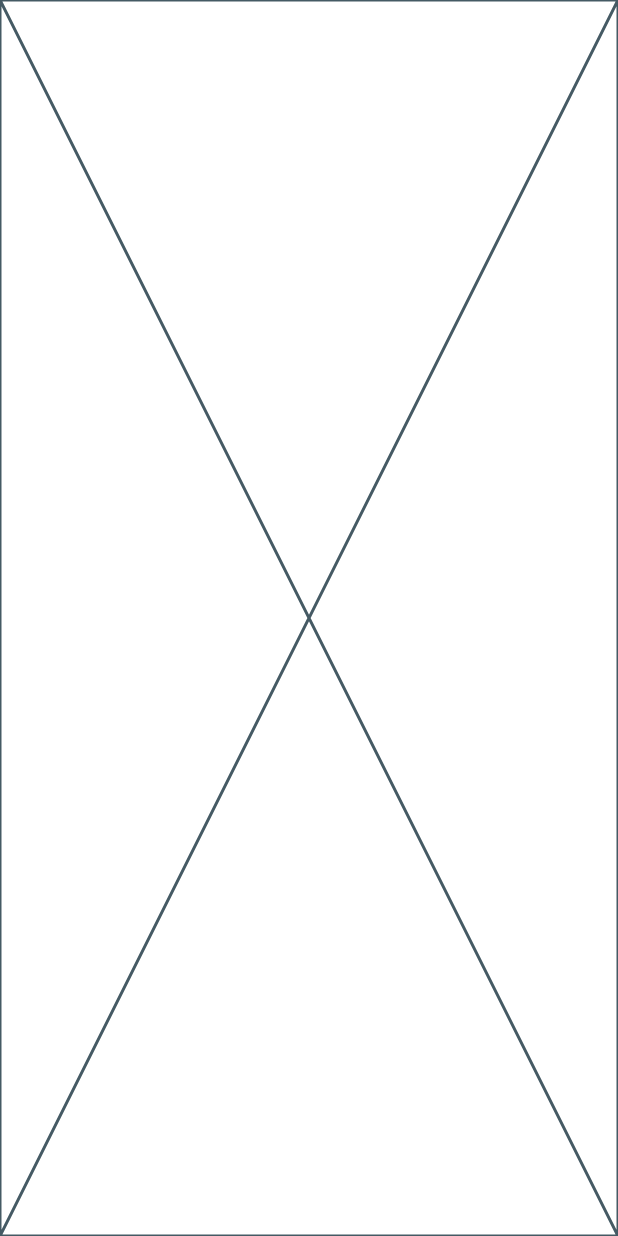
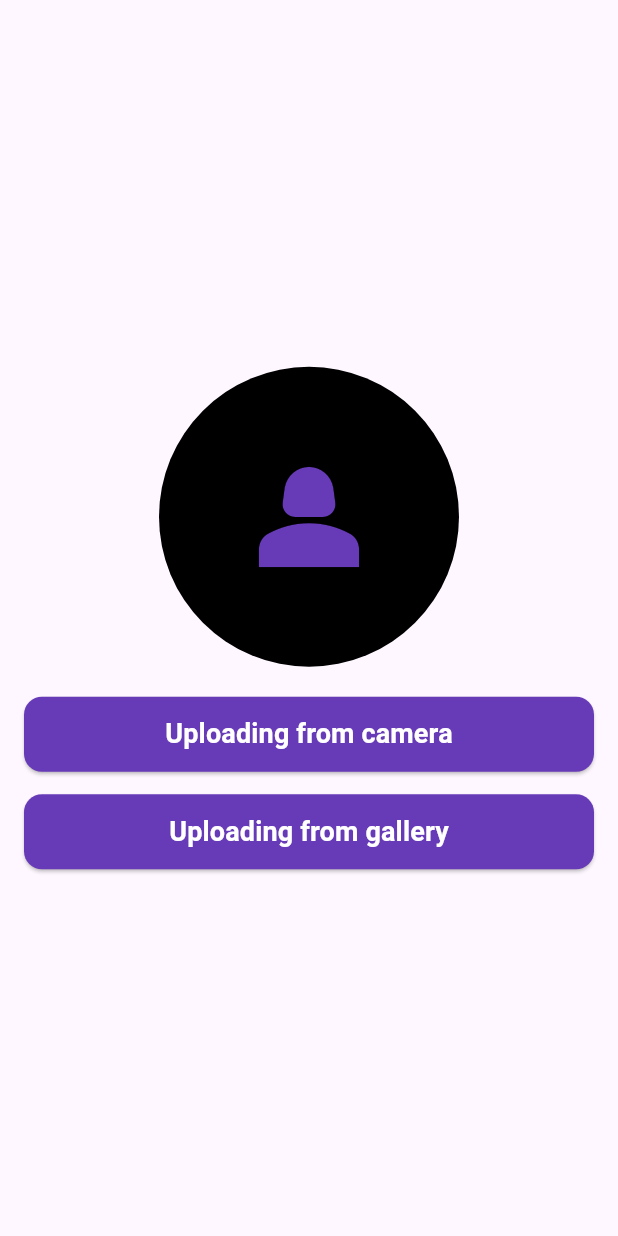
Before and after one commit to mohamedshabaan223/Taskati_App, a Flutter app: the screen it shows after launch, on a phone screen of 412 x 824 dp. Run offline on Flutter 3.47's test engine with Material 3 defaults, Android fonts, the phone set to English and light mode, and no system bars; our stand-ins replace image_picker, lottie.

Commit message:
finish image picker

```diff
--- a/lib/ui/auth_screen.dart
+++ b/lib/ui/auth_screen.dart
@@ -1,10 +1,69 @@
+import 'dart:io';
+
 import 'package:flutter/material.dart';
+import 'package:image_picker/image_picker.dart';
+import 'package:taskati_app/widget/custom_eleveted_button.dart';
 
-class AuthScreen extends StatelessWidget {
+class AuthScreen extends StatefulWidget {
   const AuthScreen({super.key});
 
   @override
+  State<AuthScreen> createState() => _AuthScreenState();
+}
+
+class _AuthScreenState extends State<AuthScreen> {
+  final ImagePicker picker = ImagePicker();
+   XFile? photo;
+  void pickCamera() async{
+    photo = await picker.pickImage(source: ImageSource.camera);
+    setState(() {
+
+    });
+  }
+   void pickGallery() async{
+    photo = await picker.pickImage(source: ImageSource.gallery);
+    setState(() {
+
+    });
+  }
+  @override
   Widget build(BuildContext context) {
-    return const Placeholder();
+    return Scaffold(
+      body: Padding(
+        padding: const EdgeInsets.symmetric(horizontal: 16),
+        child: Column(
+          mainAxisAlignment: MainAxisAlignment.center,
+          children: [
+            Visibility(
+              visible: photo == null,
+              replacement: CircleAvatar(
+                radius: 100,
+                backgroundColor: Colors.black,
+                backgroundImage: Image.file(File(photo?.path ?? '')).image,
+              ),
+              child:  CircleAvatar(
+              radius: 100,
+              backgroundColor: Colors.black,
+              child: Icon(Icons.person_2, size: 100, color: Colors.deepPurple),
+            ),),
+
+            SizedBox(height: 20),
+            CustomElevetedButton(
+              label: 'Uploading from camera',
+              onPressed: () {
+                pickCamera();
+              },
+            ),
+            SizedBox(height: 15),
+            CustomElevetedButton(
+              label: 'Uploading from gallery',
+              onPressed: () {
+                pickGallery();
+              },
+            ),
+          ],
+        ),
+      ),
+    );
   }
 }
--- /dev/null
+++ b/lib/widget/custom_eleveted_button.dart
@@ -0,0 +1,26 @@
+import 'package:flutter/material.dart';
+
+class CustomElevetedButton extends StatelessWidget {
+  const CustomElevetedButton({super.key, required this.label, this.onPressed});
+  final void Function()? onPressed;
+  final String label;
+  @override
+  Widget build(BuildContext context) {
+    return ElevatedButton(
+      onPressed: onPressed,
+      style: ElevatedButton.styleFrom(
+        backgroundColor: Colors.deepPurple,
+        minimumSize: Size(double.infinity, 50),
+        shape: RoundedRectangleBorder(borderRadius: BorderRadius.circular(12)),
+      ),
+      child: Text(
+        label,
+        style: TextStyle(
+          fontSize: 18,
+          fontWeight: FontWeight.w600,
+          color: Colors.white,
+        ),
+      ),
+    );
+  }
+}
--- a/pubspec.yaml
+++ b/pubspec.yaml
@@ -35,6 +35,7 @@ dependencies:
   # Use with the CupertinoIcons class for iOS style icons.
   cupertino_icons: ^1.0.8
   lottie: ^3.3.2
+  image_picker: ^1.2.1
 
 dev_dependencies:
   flutter_test:
```
Also changed, not shown: pubspec.lock, 7 other files.
